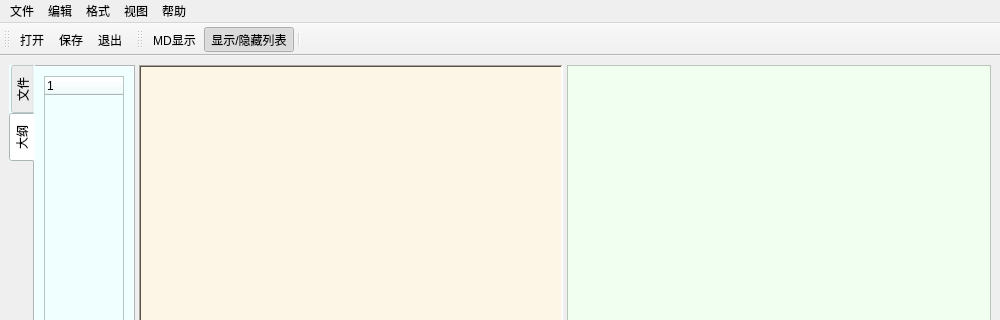
The window that test_Demo/doc_viewer.ui (tainyuhong/pyside_machine_system) describes before a commit, drawn with Qt 5; both pictures show x 0 to 1000 and y 0 to 320 of the 1000 by 750 pixel window.
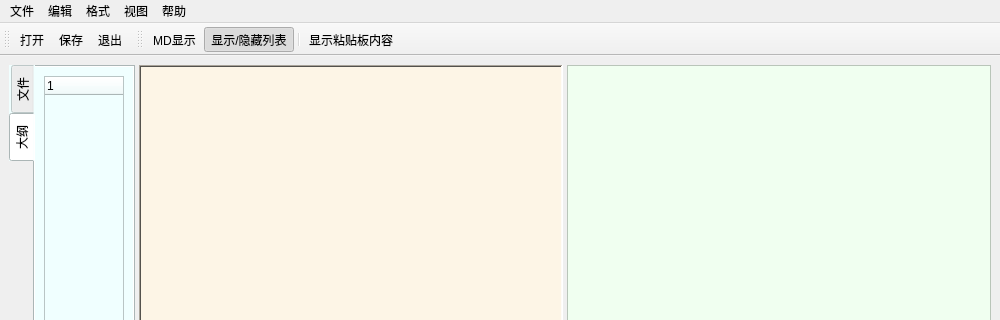
The same window after the commit.

Commit message: 剪贴板功能未完成

```diff
--- a/test_Demo/doc_viewer.ui
+++ b/test_Demo/doc_viewer.ui
@@ -218,6 +218,7 @@
    <addaction name="action_to_md"/>
    <addaction name="action_displaylist"/>
    <addaction name="separator"/>
+   <addaction name="action_clip"/>
   </widget>
   <action name="action_open">
    <property name="text">
@@ -336,6 +337,11 @@
     <string>网站</string>
    </property>
   </action>
+  <action name="action_clip">
+   <property name="text">
+    <string>显示粘贴板内容</string>
+   </property>
+  </action>
  </widget>
  <resources/>
  <connections/>
```
The commit also changes 2 other files.
